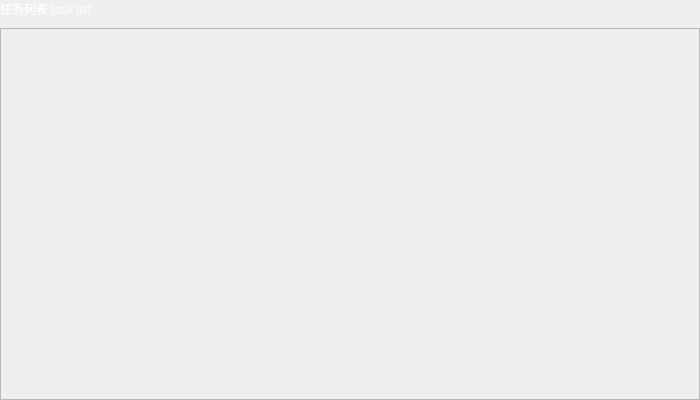
Before: the Qt Designer form src/user/userassemblydialog.ui in chenhanjie622-dot/mycode, drawn with Qt 5.
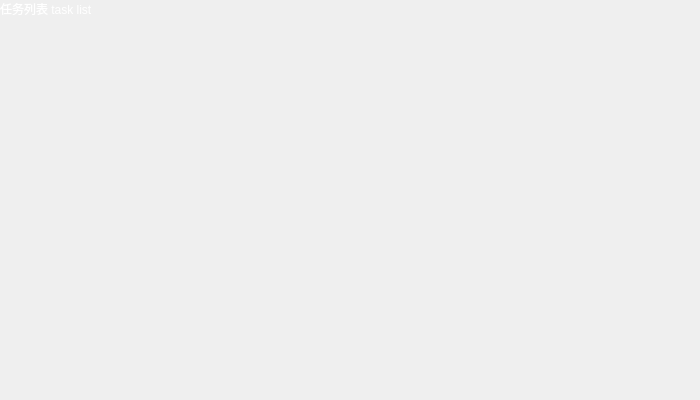
After: the same form once the commit is applied. Icons and pictures are not drawn.

```diff
--- a/src/user/userassemblydialog.ui
+++ b/src/user/userassemblydialog.ui
@@ -13,9 +13,6 @@
   <property name="windowTitle">
    <string>Dialog</string>
   </property>
-  <property name="styleSheet">
-   <string notr="true">border-image: url(:/image/tasklist.png);</string>
-  </property>
   <layout class="QVBoxLayout" name="verticalLayout">
    <property name="spacing">
     <number>10</number>
@@ -45,6 +42,9 @@
    </item>
    <item>
     <widget class="QScrollArea" name="scrollArea">
+     <property name="styleSheet">
+      <string notr="true">background-color: transparent;</string>
+     </property>
      <property name="widgetResizable">
       <bool>true</bool>
      </property>
```
Left out of the diff: 7 changed lines with no effect on the pictures.
